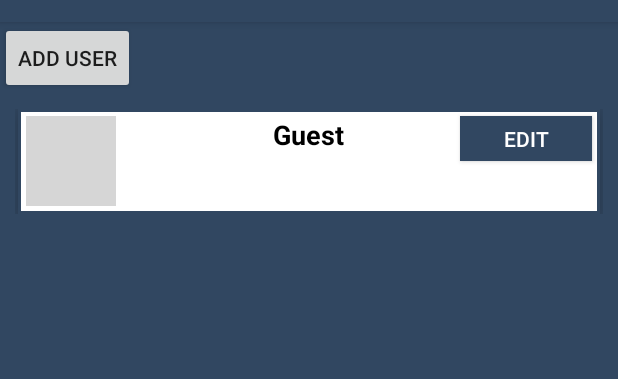
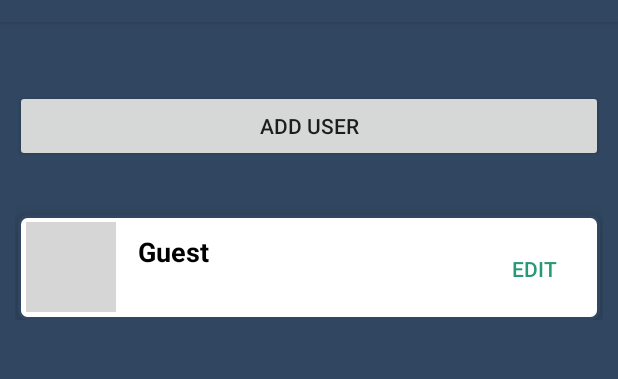
Before and after one commit to GoranVoinovski/VezbaSoFragmenti, an Android app: the screen it shows after launch (Main3Activity), after a tap on "CONTINUE AS GUEST", on a phone screen of 412 x 824 dp, the part 62-441 px from its top. Run offline under Robolectric (Android 15) with nearby library versions, the phone set to English and light mode, and no system bars; our stand-ins replace ButterKnife, Picasso; pictures from the network do not load; grey boxes are pictures that could not be loaded.

Commit message:
celosno kompletna

```diff
--- a/app/src/main/res/drawable/studenti.xml
+++ b/app/src/main/res/drawable/studenti.xml
@@ -4,5 +4,6 @@
 
     <solid android:color="@android:color/white"/>
     <stroke android:color="@color/colorPrimary" android:width="2dp"/>
+    <corners android:radius="5dp"/>
 
 </shape>
--- a/app/src/main/res/layout/activity_main3.xml
+++ b/app/src/main/res/layout/activity_main3.xml
@@ -12,6 +12,7 @@
             android:padding="10dp"
             style="@style/Base.TextAppearance.AppCompat.Medium"
             android:textColor="@color/white"
+            android:layout_marginTop="15dp"
             android:layout_width="match_parent"
             android:layout_height="wrap_content"
             android:layout_below="@id/add"/>
@@ -19,17 +20,22 @@
 
     <TextView
         android:id="@+id/account"
-        android:layout_width="250dp"
+        android:layout_width="match_parent"
         android:layout_height="40dp"
+        android:layout_marginLeft="10dp"
+        android:gravity="center"
+        android:layout_marginRight="10dp"
         android:layout_marginTop="5dp"
-        android:layout_toRightOf="@id/add"
         android:textColor="@android:color/darker_gray"/>
 
 
     <Button
         android:id="@+id/add"
-        android:layout_width="wrap_content"
+        android:layout_below="@id/account"
+        android:layout_width="match_parent"
         android:layout_height="wrap_content"
+        android:layout_marginLeft="10dp"
+        android:layout_marginRight="10dp"
         android:text="Add user"/>
 
 
--- a/app/src/main/res/layout/recycler__view_row.xml
+++ b/app/src/main/res/layout/recycler__view_row.xml
@@ -6,6 +6,7 @@
     android:layout_marginLeft="2dp"
     android:layout_marginRight="2dp"
     android:elevation="10dp"
+    android:layout_marginTop="10dp"
     android:gravity="center_vertical"
     android:layout_width="match_parent"
     android:layout_height="70dp">
@@ -24,38 +25,40 @@
         android:layout_height="wrap_content"
         android:text="@string/student"
         android:textStyle="bold"
+        android:layout_marginTop="7dp"
         style="@style/Base.TextAppearance.AppCompat.Medium"
-        android:layout_centerHorizontal="true"
+        android:layout_marginLeft="80dp"
         android:textColor="@android:color/black"/>
 
     <Button
         android:id="@+id/textv2"
         android:layout_alignParentRight="true"
+        android:layout_marginTop="16dp"
         android:layout_width="wrap_content"
         android:layout_height="30dp"
-        android:layout_marginRight="5dp"
-        android:background="@color/colorPrimary"
+        android:background="@color/transparent"
         android:text="Edit"
-        android:textColor="@android:color/white"/>
+        android:textColor="@color/zelena"/>
 
     <TextView
         android:id="@+id/prezime"
-        android:layout_width="90dp"
+        android:layout_width="wrap_content"
         android:layout_height="wrap_content"
         android:text="@string/student"
         android:layout_toRightOf="@id/ime"
-        android:layout_marginLeft="5dp"
+        android:layout_marginLeft="4dp"
         android:layout_alignBottom="@id/pic"
+        android:layout_marginBottom="7dp"
         style="@style/Base.TextAppearance.AppCompat.Small"
         android:textColor="@android:color/black"/>
 
     <TextView
         android:id="@+id/ime"
-        android:layout_width="90dp"
+        android:layout_width="wrap_content"
         android:layout_height="wrap_content"
         android:text="@string/student"
-        android:layout_toRightOf="@id/pic"
-        android:layout_marginLeft="78dp"
+        android:layout_marginLeft="80dp"
+        android:layout_marginBottom="7dp"
         android:layout_alignBottom="@id/pic"
         style="@style/Base.TextAppearance.AppCompat.Small"
         android:textColor="@android:color/black"/>
--- a/app/src/main/res/values/colors.xml
+++ b/app/src/main/res/values/colors.xml
@@ -6,4 +6,5 @@
     <color name="white">#fff</color>
     <color name="plava">#202f3d</color>
     <color name="zelena">#289976</color>
+    <color name="transparent">#00289976</color>
 </resources>
```
